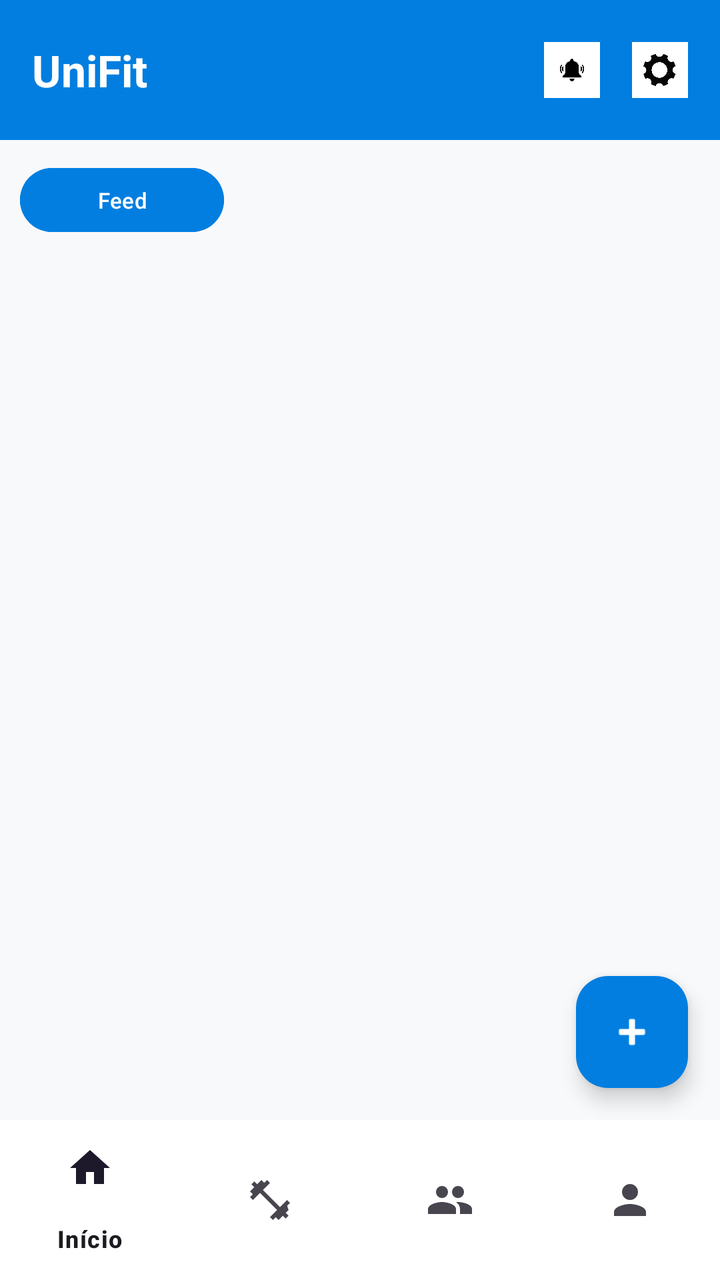
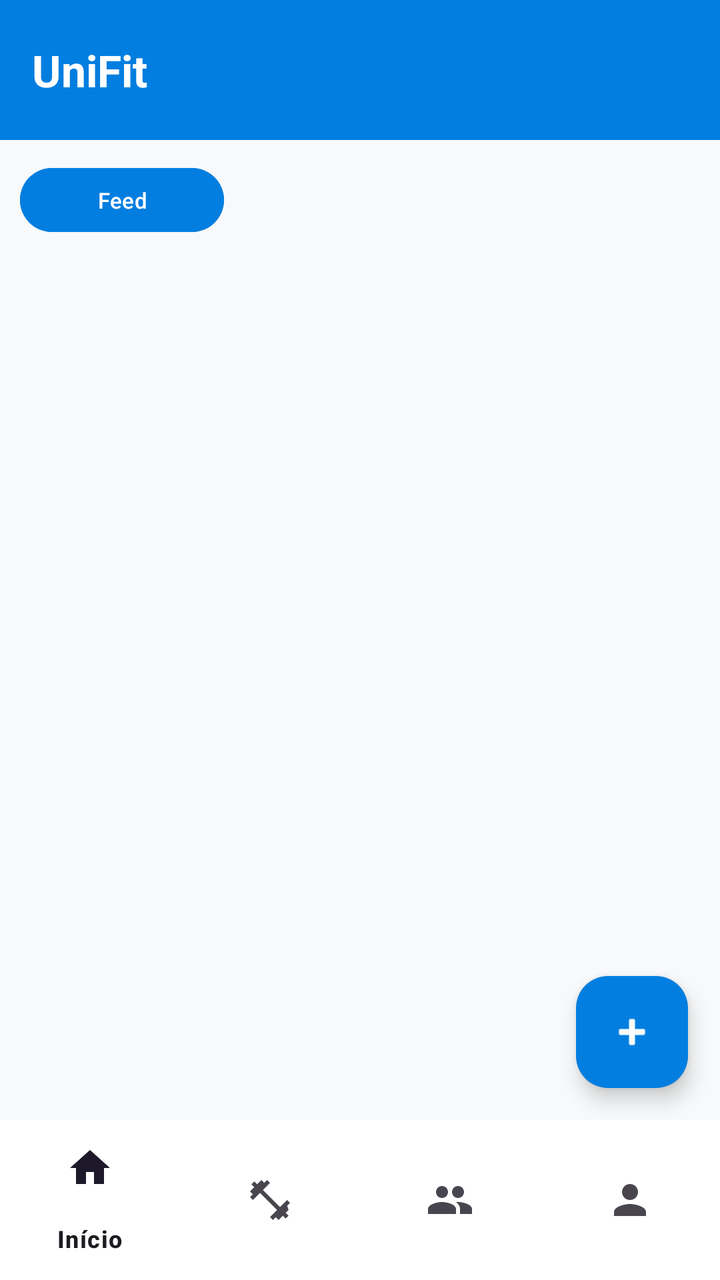

Two renders of the same Android screen: before a commit and after it. Below are the layout's source before the change and the commit's diff.
<!-- AndroidManifest.xml: application theme Theme.MyApplication -->
<!-- res/layout/activity_feed.xml -->
<?xml version="1.0" encoding="utf-8"?>
<androidx.constraintlayout.widget.ConstraintLayout
    xmlns:android="http://schemas.android.com/apk/res/android"
    xmlns:app="http://schemas.android.com/apk/res-auto"
    xmlns:tools="http://schemas.android.com/tools"
    android:layout_width="match_parent"
    android:layout_height="match_parent"
    android:background="#F8F9FA">

    <RelativeLayout
        android:id="@+id/header"
        android:layout_width="match_parent"
        android:layout_height="70dp"
        android:background="@color/blue"
        android:padding="16dp"
        app:layout_constraintTop_toTopOf="parent">
        <TextView
            android:id="@+id/txt_logo_placeholder"
            android:layout_width="wrap_content"
            android:layout_height="wrap_content"
            android:layout_centerVertical="true"
            android:text="UniFit"
            android:textColor="@color/white"
            android:textSize="22sp"
            android:textStyle="bold" />
        <ImageView
            android:id="@+id/btn_config_header"
            android:layout_width="28dp"
            android:layout_height="28dp"
            android:layout_alignParentEnd="true"
            android:layout_centerVertical="true"
            android:clickable="false"
            android:focusable="false"
            android:src="@drawable/configuracoes" />
        <ImageView
            android:id="@+id/btn_notificacao_header"
            android:layout_width="28dp"
            android:layout_height="28dp"
            android:layout_centerVertical="true"
            android:layout_marginEnd="16dp"
            android:layout_toStartOf="@id/btn_config_header"
            android:clickable="false"
            android:focusable="false"
            android:src="@drawable/notificacao" />
    </RelativeLayout>

    <LinearLayout
        android:id="@+id/layout_blocos_superiores"
        android:layout_width="0dp"
        android:layout_height="wrap_content"
        android:orientation="vertical"
        android:padding="8dp"
        android:weightSum="4"
        app:layout_constraintEnd_toEndOf="parent"
        app:layout_constraintStart_toStartOf="parent"
        app:layout_constraintTop_toBottomOf="@id/header">

        <Button
            android:id="@+id/btn_bloco_feed"
            style="?android:attr/buttonBarButtonStyle"
            android:layout_width="102dp"
            android:layout_height="40dp"
            android:layout_margin="2dp"
            android:layout_weight="1"
            android:backgroundTint="@color/blue"
            android:padding="0dp"
            android:text="Feed"
            android:textAllCaps="false"
            android:textColor="@color/white"
            android:textSize="11sp" />

    </LinearLayout>

    <androidx.recyclerview.widget.RecyclerView
        android:id="@+id/recycler_feed"
        android:layout_width="0dp"
        android:layout_height="0dp"
        android:clipToPadding="false"
        android:paddingBottom="12dp"
        app:layout_constraintBottom_toTopOf="@id/bottomNavigationView"
        app:layout_constraintEnd_toEndOf="parent"
        app:layout_constraintStart_toStartOf="parent"
        app:layout_constraintTop_toBottomOf="@id/layout_blocos_superiores"
        tools:listitem="@layout/item_postagem" />

    <com.google.android.material.floatingactionbutton.FloatingActionButton
        android:id="@+id/fab_criar_post"
        android:layout_width="wrap_content"
        android:layout_height="wrap_content"
        android:layout_margin="16dp"
        android:contentDescription="Criar Postagem"
        android:src="@android:drawable/ic_input_add"
        app:backgroundTint="@color/blue"
        app:layout_constraintBottom_toTopOf="@id/bottomNavigationView"
        app:layout_constraintEnd_toEndOf="parent"
        app:tint="@color/white" />

    <com.google.android.material.bottomnavigation.BottomNavigationView
        android:id="@+id/bottomNavigationView"
        android:layout_width="0dp"
        android:layout_height="wrap_content"
        android:background="@color/white"
        app:elevation="8dp"
        app:menu="@menu/bottom_nav_menu"
        app:layout_constraintBottom_toBottomOf="parent"
        app:layout_constraintEnd_toEndOf="parent"
        app:layout_constraintStart_toStartOf="parent" />

</androidx.constraintlayout.widget.ConstraintLayout>
<!-- res/layout/item_postagem.xml (included above) -->
<?xml version="1.0" encoding="utf-8"?>
<androidx.cardview.widget.CardView
    xmlns:android="http://schemas.android.com/apk/res/android"
    xmlns:app="http://schemas.android.com/apk/res-auto"
    android:layout_width="match_parent"
    android:layout_height="wrap_content"
    android:layout_margin="8dp"
    app:cardCornerRadius="12dp"
    app:cardElevation="4dp" >

    <LinearLayout
        android:layout_width="match_parent"
        android:layout_height="wrap_content"
        android:orientation="vertical"
        android:padding="12dp" >

        <LinearLayout
            android:layout_width="match_parent"
            android:layout_height="wrap_content"
            android:gravity="center_vertical"
            android:orientation="horizontal" >

            <ImageView
                android:id="@+id/foto_perfil"
                android:layout_width="40dp"
                android:layout_height="40dp"
                android:src="@drawable/foto_perfil" />

            <TextView
                android:id="@+id/txt_nome_usuario"
                android:layout_width="0dp"
                android:layout_height="wrap_content"
                android:layout_weight="1"
                android:layout_marginStart="8dp"
                android:text="Nome do Usuário"
                android:textStyle="bold"
                android:textColor="@color/black" />
        </LinearLayout>

        <TextView
            android:id="@+id/txt_legenda"
            android:layout_width="match_parent"
            android:layout_height="wrap_content"
            android:layout_marginTop="8dp"
            android:text="Treino do dia concluído!" />

        <ImageView
            android:id="@+id/img_postagem"
            android:layout_width="match_parent"
            android:layout_height="200dp"
            android:layout_marginTop="8dp"
            android:scaleType="centerCrop"
            android:src="@drawable/foto_postagem" />

        <LinearLayout
            android:layout_width="wrap_content"
            android:layout_height="wrap_content"
            android:layout_marginTop="8dp"
            android:gravity="center_vertical"
            android:orientation="horizontal" >

            <ImageView
                android:id="@+id/btn_curtir"
                android:layout_width="24dp"
                android:layout_height="24dp"
                android:src="@drawable/coracao" />

            <TextView
                android:id="@+id/txt_curtidas"
                android:layout_width="wrap_content"
                android:layout_height="wrap_content"
                android:layout_marginStart="6dp"
                android:text="142" />
        </LinearLayout>

    </LinearLayout>
</androidx.cardview.widget.CardView>
<!-- resources referenced by this layout -->
<resources>
  <color name="black">#FF000000</color>
  <color name="blue">#017EE0</color>
  <color name="white">#FFFFFFFF</color>
  <!-- drawable configuracoes: jpg bitmap (drawable, 12682 bytes) -->
  <!-- drawable coracao: jpg bitmap (drawable, 11236 bytes) -->
  <!-- drawable foto_perfil: jpg bitmap (drawable, 4000 bytes) -->
  <!-- drawable foto_postagem: jpeg bitmap (drawable, 142277 bytes) -->
  <!-- drawable notificacao: jpg bitmap (drawable, 8231 bytes) -->
  <style name="Theme.MyApplication" parent="Base.Theme.MyApplication" />
  <style name="Base.Theme.MyApplication" parent="Theme.Material3.DayNight.NoActionBar">
          
          
      </style>
</resources>

<!-- the commit's change to res/layout/activity_feed.xml (unified diff, before → after) -->
@@ -23,25 +23,6 @@
             android:textColor="@color/white"
             android:textSize="22sp"
             android:textStyle="bold" />
-        <ImageView
-            android:id="@+id/btn_config_header"
-            android:layout_width="28dp"
-            android:layout_height="28dp"
-            android:layout_alignParentEnd="true"
-            android:layout_centerVertical="true"
-            android:clickable="false"
-            android:focusable="false"
-            android:src="@drawable/configuracoes" />
-        <ImageView
-            android:id="@+id/btn_notificacao_header"
-            android:layout_width="28dp"
-            android:layout_height="28dp"
-            android:layout_centerVertical="true"
-            android:layout_marginEnd="16dp"
-            android:layout_toStartOf="@id/btn_config_header"
-            android:clickable="false"
-            android:focusable="false"
-            android:src="@drawable/notificacao" />
     </RelativeLayout>
 
     <LinearLayout
<!-- resource entries referenced after the edit -->
@@ -3,11 +3,9 @@
   <color name="black">#FF000000</color>
   <color name="blue">#017EE0</color>
   <color name="white">#FFFFFFFF</color>
-  <!-- drawable configuracoes: jpg bitmap (drawable, 12682 bytes) -->
   <!-- drawable coracao: jpg bitmap (drawable, 11236 bytes) -->
   <!-- drawable foto_perfil: jpg bitmap (drawable, 4000 bytes) -->
   <!-- drawable foto_postagem: jpeg bitmap (drawable, 142277 bytes) -->
-  <!-- drawable notificacao: jpg bitmap (drawable, 8231 bytes) -->
   <style name="Theme.MyApplication" parent="Base.Theme.MyApplication" />
   <style name="Base.Theme.MyApplication" parent="Theme.Material3.DayNight.NoActionBar">
           
